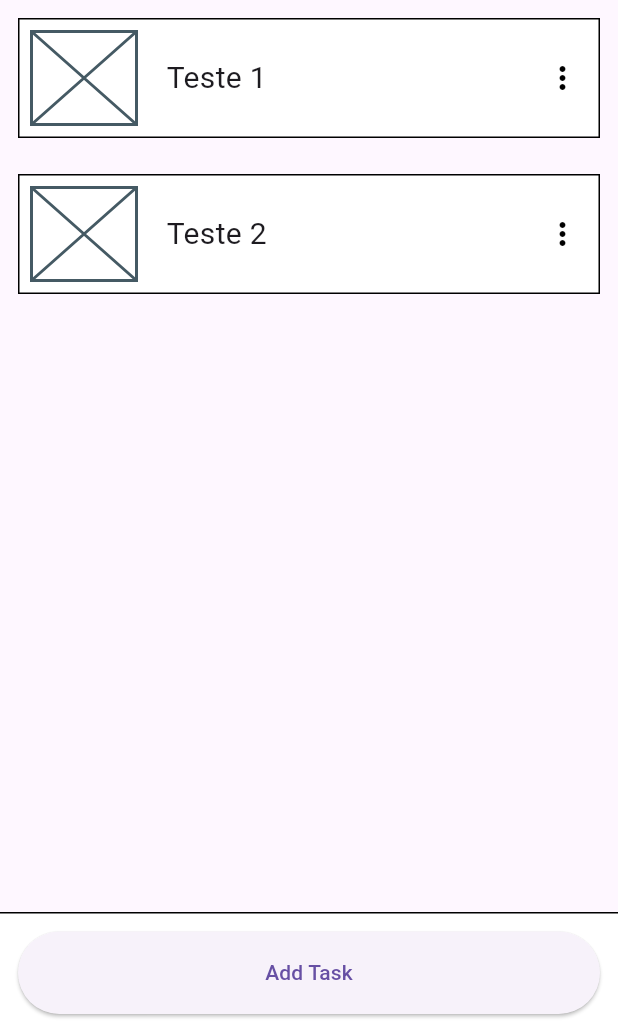
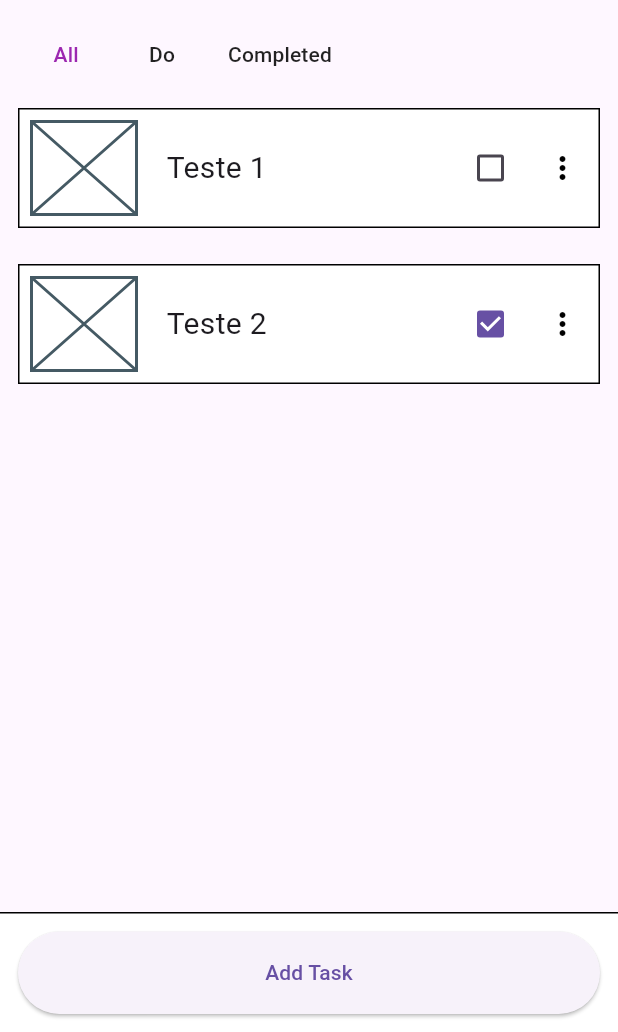
Before and after one commit to wellgenio/app-arch-with-modules, a Flutter app: the screen it shows after launch, on a phone screen of 412 x 824 dp, the part 204-1236 px from its top. Run offline on Flutter 3.47's test engine with Material 3 defaults, Android fonts, the phone set to English and light mode, and no system bars; our stand-ins replace result_dart.

Commit message:
feature: implement filter

```diff
--- a/lib/app/modules/task/domain/dtos/task_dto.dart
+++ b/lib/app/modules/task/domain/dtos/task_dto.dart
@@ -1,10 +1,13 @@
 class TaskDto {
   int? id;
   String title;
+  bool value;
 
-  TaskDto({this.id, required this.title});
+  TaskDto({this.id, required this.title, this.value = false});
 
   factory TaskDto.empty() => TaskDto(title: '');
 
   setTitle(String value) => title = value;
+
+  setValue(bool newValue) => value = newValue;
 }
--- a/lib/app/modules/task/domain/entities/task_entity.dart
+++ b/lib/app/modules/task/domain/entities/task_entity.dart
@@ -1,8 +1,13 @@
 class TaskEntity {
   final int id;
   final String title;
+  final bool value;
 
-  TaskEntity({required this.id, required this.title});
+  TaskEntity({
+    required this.id,
+    required this.title,
+    required this.value,
+  });
 
-  factory TaskEntity.empty() => TaskEntity(id: -1, title: '');
+  factory TaskEntity.empty() => TaskEntity(id: -1, title: '', value: false);
 }
--- a/lib/app/ui/collections/collections_page.dart
+++ b/lib/app/ui/collections/collections_page.dart
@@ -75,7 +75,7 @@ class _CollectionsPageState extends State<CollectionsPage> {
                         (context, index) {
                       final collection = viewModel.collections[index];
 
-                      return TileItem(
+                      return TileItem.preview(
                         onTap: () => goToDetails(collection.id),
                         title: collection.title,
                       );
--- a/lib/app/ui/collections/details/collection_details_page_view_model.dart
+++ b/lib/app/ui/collections/details/collection_details_page_view_model.dart
@@ -20,9 +20,13 @@ class CollectionDetailsPageViewModel extends ChangeNotifier {
 
   CollectionEntity get collection => _collection;
 
-  List<TaskEntity> _tasks = const [];
+  List<TaskEntity> _tasks = [];
 
-  List<TaskEntity> get tasks => _tasks;
+  List<TaskEntity> _filteredTasks = const [];
+
+  List<TaskEntity> get tasks => _filteredTasks.isNotEmpty //
+      ? _filteredTasks
+      : _tasks;
 
   late final Command1<CollectionEntity, int> getCollectionCommand;
 
@@ -52,15 +56,30 @@ class CollectionDetailsPageViewModel extends ChangeNotifier {
 
     _tasks = tasks.where((data) => collection.tasks.contains(data.id)).toList();
 
-    updateCollectionOnScreen(collection);
-    updateListTaskOnScreen();
+    _updateCollectionOnScreen(collection);
+    _updateListTaskOnScreen();
     return Success(collection);
   }
 
-  updateCollectionOnScreen(CollectionEntity collection) {
+  onAll() {
+    _filteredTasks = [];
+    notifyListeners();
+  }
+
+  onDo() {
+    _filteredTasks = _tasks.where((data) => data.value == false).toList();
+    notifyListeners();
+  }
+
+  onCompleted() {
+    _filteredTasks = _tasks.where((data) => data.value == true).toList();
+    notifyListeners();
+  }
+
+  _updateCollectionOnScreen(CollectionEntity collection) {
     _collection = collection;
     notifyListeners();
   }
 
-  updateListTaskOnScreen([_]) => collectionRepository.getCollections();
+  _updateListTaskOnScreen([_]) => collectionRepository.getCollections();
 }
--- a/lib/app/ui/collections/widgets/add_task_bottom_sheet/add_task_bottom_sheet.dart
+++ b/lib/app/ui/collections/widgets/add_task_bottom_sheet/add_task_bottom_sheet.dart
@@ -115,8 +115,10 @@ class _AddTaskBottomSheetState extends State<AddTaskBottomSheet> {
                     shrinkWrap: true,
                     itemBuilder: (context, index) {
                       final task = viewModel.tasks[index];
-                      return TileItem(
-                          onTap: () => onSelect(task), title: task.title);
+                      return TileItem.preview(
+                        onTap: () => onSelect(task),
+                        title: task.title,
+                      );
                     },
                   ),
                 ),
--- /dev/null
+++ b/lib/app/ui/shared/widgets/filter_tabs.dart
@@ -0,0 +1,93 @@
+import 'package:flutter/material.dart';
+
+enum FilterTabsValue {
+  all,
+  doValue,
+  completed,
+}
+
+class FilterTabs extends StatefulWidget {
+  const FilterTabs({
+    super.key,
+    this.initialValue = FilterTabsValue.all,
+    required this.onAll,
+    required this.onDo,
+    required this.onCompleted,
+  });
+
+  final FilterTabsValue initialValue;
+
+  final VoidCallback onAll;
+  final VoidCallback onDo;
+  final VoidCallback onCompleted;
+
+  @override
+  State<FilterTabs> createState() => _FilterTabsState();
+}
+
+class _FilterTabsState extends State<FilterTabs> {
+  final tabValue = ValueNotifier(FilterTabsValue.all);
+
+  @override
+  void initState() {
+    super.initState();
+
+    if (widget.initialValue != FilterTabsValue.all) {
+      tabValue.value = widget.initialValue;
+    }
+  }
+
+  @override
+  Widget build(BuildContext context) {
+    return ValueListenableBuilder(
+        valueListenable: tabValue,
+        builder: (context, state, _) {
+          return Row(
+            children: [
+              TextButton(
+                onPressed: () {
+                  tabValue.value = FilterTabsValue.all;
+                  widget.onAll();
+                },
+                child: Text(
+                  'All',
+                  style: TextStyle(
+                    color: state == FilterTabsValue.all
+                        ? Colors.purple
+                        : Colors.black87,
+                  ),
+                ),
+              ),
+              TextButton(
+                onPressed: () {
+                  tabValue.value = FilterTabsValue.doValue;
+                  widget.onDo();
+                },
+                child: Text(
+                  'Do',
+                  style: TextStyle(
+                    color: state == FilterTabsValue.doValue
+                        ? Colors.purple
+                        : Colors.black87,
+                  ),
+                ),
+              ),
+              TextButton(
+                onPressed: () {
+                  tabValue.value = FilterTabsValue.completed;
+                  widget.onCompleted();
+                },
+                child: Text(
+                  'Completed',
+                  style: TextStyle(
+                    color: state == FilterTabsValue.completed
+                        ? Colors.purple
+                        : Colors.black87,
+                  ),
+                ),
+              ),
+            ],
+          );
+        });
+  }
+}
--- a/lib/app/ui/shared/widgets/tile_item.dart
+++ b/lib/app/ui/shared/widgets/tile_item.dart
@@ -1,10 +1,50 @@
 import 'package:flutter/material.dart';
 
 class TileItem extends StatelessWidget {
-  const TileItem(
-      {super.key, required this.onTap, required this.title, this.menuChildren});
+  const TileItem._({
+    required this.onTap,
+    required this.title,
+    this.onChanged,
+    this.value,
+    this.menuChildren,
+    required this.verifiable,
+  });
+
+  factory TileItem.preview({
+    required VoidCallback onTap,
+    required String title,
+    List<MenuItemButton>? menuChildren,
+  }) =>
+      TileItem._(
+        onTap: onTap,
+        title: title,
+        menuChildren: menuChildren,
+        verifiable: false,
+      );
+
+  factory TileItem.verifiable({
+    required VoidCallback onTap,
+    required String title,
+    List<MenuItemButton>? menuChildren,
+    required ValueChanged<bool?> onChanged,
+    required bool value,
+  }) =>
+      TileItem._(
+        onChanged: onChanged,
+        value: value,
+        onTap: onTap,
+        title: title,
+        menuChildren: menuChildren,
+        verifiable: true,
+      );
+
+  final bool verifiable;
 
   final VoidCallback onTap;
+
+  final ValueChanged<bool?>? onChanged;
+
+  final bool? value;
 
   final List<MenuItemButton>? menuChildren;
 
@@ -29,8 +69,16 @@ class TileItem extends StatelessWidget {
             child: const Placeholder(),
           ),
           SizedBox(width: 12.0),
-          Text(title, style: TextStyle(fontSize: 20)),
-          Spacer(),
+          Expanded(
+            child: Text(
+              title,
+              style: TextStyle(
+                fontSize: 20,
+                overflow: TextOverflow.ellipsis,
+              ),
+            ),
+          ),
+          if (verifiable) Checkbox(value: value, onChanged: onChanged),
           if (menuChildren != null)
             MenuAnchor(
               style: MenuStyle(
--- a/lib/app/ui/tasks/details/task_details_page.dart
+++ b/lib/app/ui/tasks/details/task_details_page.dart
@@ -171,6 +171,7 @@ class _TaskDetailsPageState extends State<TaskDetailsPage> {
                           flex: 2,
                           child: Text(
                             task.title,
+                            textAlign: TextAlign.center,
                             style: TextStyle(fontSize: 24),
                           ),
                         ),
--- a/lib/app/ui/tasks/tasks_page.dart
+++ b/lib/app/ui/tasks/tasks_page.dart
@@ -5,6 +5,7 @@ import '../../app_widget.dart';
 import '../../modules/collection/data/repositories/collection_repository.dart';
 import '../../modules/task/data/repositories/task_repository.dart';
 import '../../modules/task/domain/dtos/task_dto.dart';
+import '../shared/widgets/filter_tabs.dart';
 import '../tasks/tasks_page_view_model.dart';
 import '../tasks/widgets/add_collection_bottom_sheet/add_collection_bottom_sheet.dart';
 import '../tasks/widgets/add_collection_bottom_sheet/add_collection_bottom_sheet_view_model.dart';
@@ -81,13 +82,25 @@ class _TasksPageState extends State<TasksPage> {
             builder: (context, _) {
               return CustomScrollView(
                 slivers: [
+                  SliverToBoxAdapter(
+                    child: Padding(
+                      padding: const EdgeInsets.only(top: 12.0),
+                      child: FilterTabs(
+                        onAll: viewModel.onAll,
+                        onDo: viewModel.onDo,
+                        onCompleted: viewModel.onCompleted,
+                      ),
+                    ),
+                  ),
                   SliverList(
                     delegate: SliverChildBuilderDelegate(
                         childCount: viewModel.tasks.length, (context, index) {
                       final task = viewModel.tasks[index];
-                      return TileItem(
+                      return TileItem.verifiable(
                         onTap: () => goToDetails(task.id),
                         title: task.title,
+                        value: task.value,
+                        onChanged: (_) {},
                         menuChildren: [
                           MenuItemButton(
                             child: Text('Adicionar na coleção'),
--- a/lib/app/ui/tasks/tasks_page_view_model.dart
+++ b/lib/app/ui/tasks/tasks_page_view_model.dart
@@ -16,7 +16,11 @@ class TasksPageViewModel extends ChangeNotifier {
 
   List<TaskEntity> _tasks = [];
 
-  List<TaskEntity> get tasks => _tasks;
+  List<TaskEntity> _filteredTasks = const [];
+
+  List<TaskEntity> get tasks => _filteredTasks.isNotEmpty //
+      ? _filteredTasks
+      : _tasks;
 
   late final Command0<List<TaskEntity>> getTasksCommand;
 
@@ -27,4 +31,19 @@ class TasksPageViewModel extends ChangeNotifier {
     _tasks = value;
     notifyListeners();
   }
+
+  onAll() {
+    _filteredTasks = [];
+    notifyListeners();
+  }
+
+  onDo() {
+    _filteredTasks = _tasks.where((data) => data.value == false).toList();
+    notifyListeners();
+  }
+
+  onCompleted() {
+    _filteredTasks = _tasks.where((data) => data.value == true).toList();
+    notifyListeners();
+  }
 }
--- a/lib/app/ui/tasks/widgets/add_collection_bottom_sheet/add_collection_bottom_sheet.dart
+++ b/lib/app/ui/tasks/widgets/add_collection_bottom_sheet/add_collection_bottom_sheet.dart
@@ -114,7 +114,7 @@ class _AddCollectionBottomSheetState extends State<AddCollectionBottomSheet> {
                     shrinkWrap: true,
                     itemBuilder: (context, index) {
                       final collection = viewModel.collections[index];
-                      return TileItem(
+                      return TileItem.preview(
                         onTap: () => onSelect(collection.id),
                         title: collection.title,
                       );
```
Also changed, not shown: lib/app/modules/task/data/repositories/task_repository.dart (+4 -4 lines), lib/app/ui/collections/details/collection_details_page.dart (+15 -1 lines).
